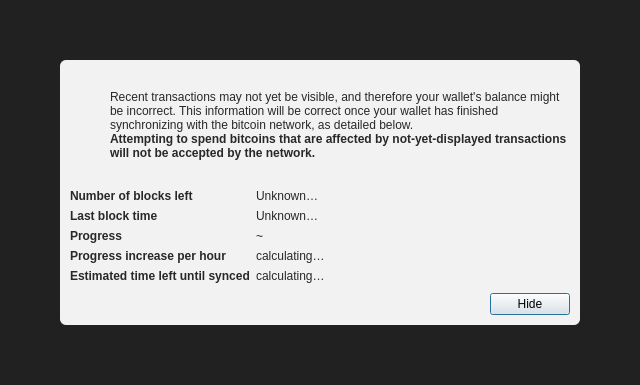
Above: src/qt/forms/modaloverlay.ui from bytecoin-crypto/bytecoin before the change. Below: the same form after it.
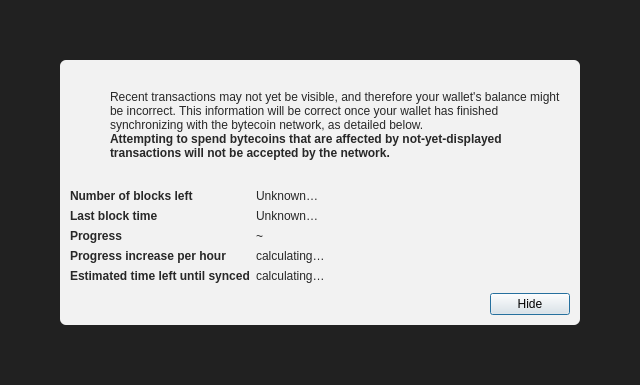
That is the form after the change. Icons and pictures are not drawn.

Commit message: Changes for bytecoin network

Diff of the .ui file:
```diff
--- a/src/qt/forms/modaloverlay.ui
+++ b/src/qt/forms/modaloverlay.ui
@@ -130,7 +130,7 @@
              <item>
               <widget class="QLabel" name="infoText">
                <property name="text">
-                <string>Recent transactions may not yet be visible, and therefore your wallet's balance might be incorrect. This information will be correct once your wallet has finished synchronizing with the bitcoin network, as detailed below.</string>
+                <string>Recent transactions may not yet be visible, and therefore your wallet's balance might be incorrect. This information will be correct once your wallet has finished synchronizing with the bytecoin network, as detailed below.</string>
                </property>
                <property name="textFormat">
                 <enum>Qt::RichText</enum>
@@ -149,7 +149,7 @@
                 </font>
                </property>
                <property name="text">
-                <string>Attempting to spend bitcoins that are affected by not-yet-displayed transactions will not be accepted by the network.</string>
+                <string>Attempting to spend bytecoins that are affected by not-yet-displayed transactions will not be accepted by the network.</string>
                </property>
                <property name="textFormat">
                 <enum>Qt::RichText</enum>
```
The commit also changes 20 other files.
